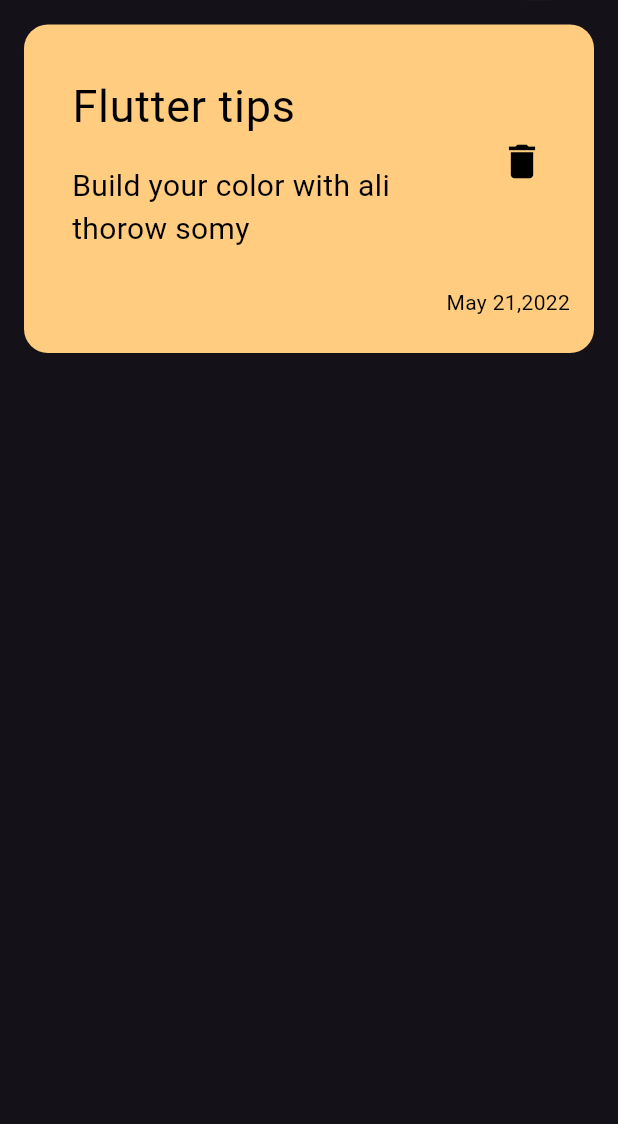
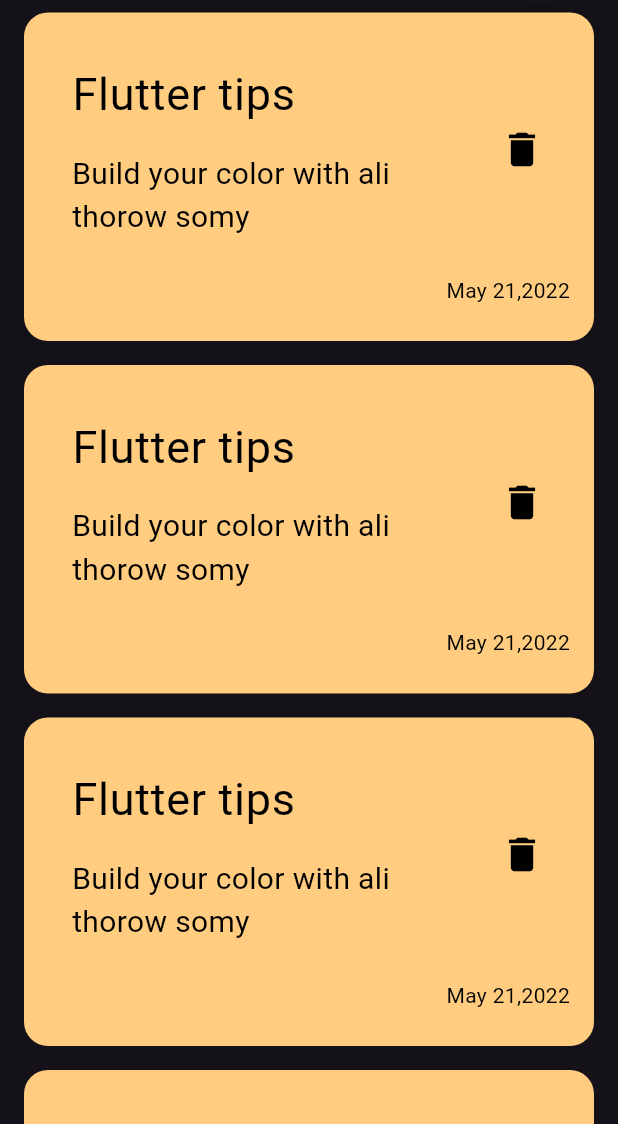
Before and after one commit to aaaameen/nots_app, a Flutter app: the screen it shows after launch, on a phone screen of 412 x 824 dp, the part 112-1236 px from its top. Run offline on Flutter 3.47's test engine with Material 3 defaults, Android fonts, the phone set to English and light mode, and no system bars.

Commit message:
create noteview list

```diff
--- a/lib/view/widgets/customitem.dart
+++ b/lib/view/widgets/customitem.dart
@@ -11,7 +11,7 @@ class noteitem extends StatelessWidget {
         borderRadius: BorderRadius.circular(16),
       ),
       padding: EdgeInsets.only(left: 16, top: 24, bottom: 24),
-      margin: EdgeInsets.all(16),
+      margin: EdgeInsets.symmetric(horizontal: 16, vertical: 8),
       child: Column(
         crossAxisAlignment: CrossAxisAlignment.end,
         children: [
--- a/lib/view/widgets/noteviewbody.dart
+++ b/lib/view/widgets/noteviewbody.dart
@@ -7,6 +7,21 @@ class noteviewbody extends StatelessWidget {
 
   @override
   Widget build(BuildContext context) {
-    return Column(children: [customappbar(), noteitem()]);
+    return Column(children: [customappbar(), Expanded(child: notelistview())]);
   }
 }
+
+class notelistview extends StatelessWidget {
+  const notelistview({super.key});
+
+  @override
+  Widget build(BuildContext context) {
+    return ListView.builder(
+      physics: NeverScrollableScrollPhysics(),
+      shrinkWrap: true,
+      itemBuilder: (context, i) {
+        return noteitem();
+      },
+    );
+  }
+}
```
